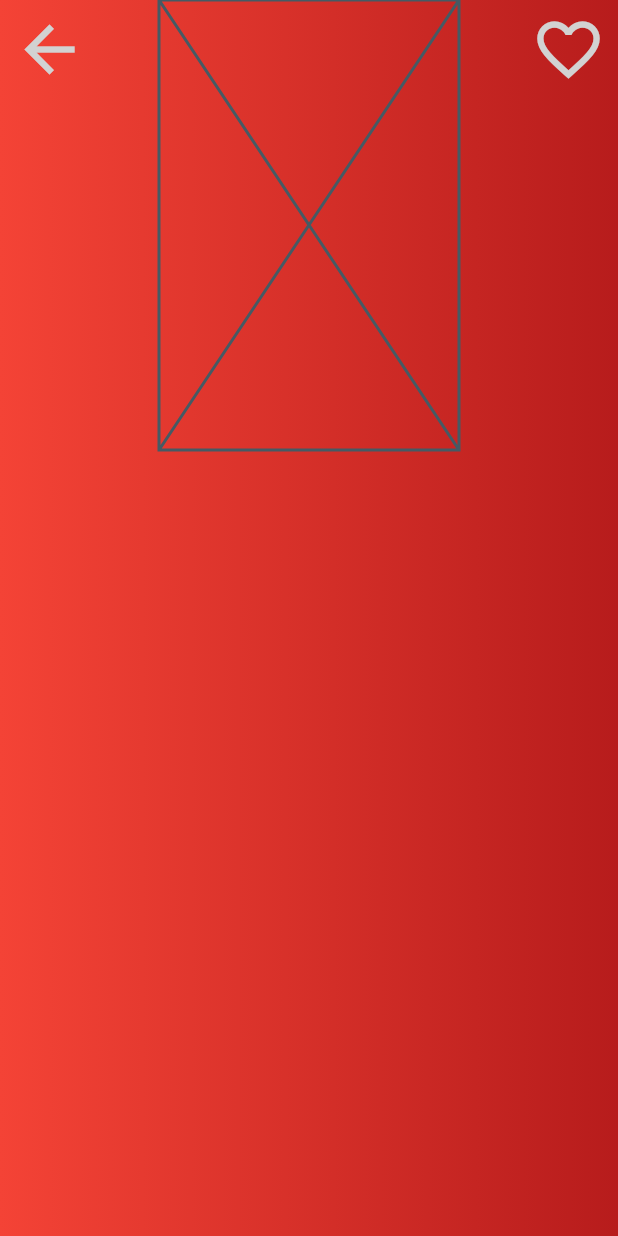
After one commit to codingbbq/pets_adoption_app, a Flutter app: the screen it shows after launch, after a tap on "Sola", on a phone screen of 412 x 824 dp. The commit adds this screen. Run offline on Flutter 3.47's test engine with Material 2 defaults, Android fonts, the phone set to English and light mode, and no system bars.

Commit message:
Some changes to the details page with icons for navigation

```diff
--- a/lib/components/home_page/list_data.dart
+++ b/lib/components/home_page/list_data.dart
@@ -6,7 +6,13 @@ class ListData extends StatelessWidget {
   @override
   Widget build(BuildContext context) {
     return Column(
-      children: cat.map((cat) => CatCard(cat: cat)).toList()
+      children: cat.map((cat) =>
+        GestureDetector(
+          onTap: (){
+            Navigator.pushNamed(context, '/detail');
+          },
+          child: CatCard(cat: cat)
+        )).toList()
     );
   }
 }
--- /dev/null
+++ b/lib/pages/Detail.dart
@@ -0,0 +1,53 @@
+import 'package:flutter/material.dart';
+import 'package:pets_adoption_app/utils/colors.dart';
+
+class DetailPage extends StatelessWidget {
+
+  @override
+  Widget build(BuildContext context) {
+
+    List<Color> color = [Colors.red, Colors.red[900], Colors.white];
+    List<double> stops = [0.0, MediaQuery.of(context).size.height * 0.50, 1];
+
+    return SafeArea(
+          child: Scaffold(
+          body: Container(
+          decoration: BoxDecoration(
+            gradient: LinearGradient(
+              colors: color,
+              stops: stops
+            )
+          ),
+          child: Column(
+            children: <Widget>[
+              Row(
+                mainAxisAlignment: MainAxisAlignment.spaceBetween,
+                crossAxisAlignment: CrossAxisAlignment.start,
+                children: <Widget>[
+                  IconButton(
+                    icon: Icon(Icons.arrow_back),
+                    iconSize: 50,
+                    onPressed: (){},
+                    color: iconColor,
+                  ),
+
+                  Placeholder(
+                    fallbackHeight: 300,
+                    fallbackWidth: 200,
+                  ),
+
+                  IconButton(
+                    icon: Icon(Icons.favorite_border),
+                    iconSize: 50,
+                    onPressed: (){},
+                    color: iconColor,
+                  ),
+                ],
+              )
+            ],
+          )
+        ),
+      ),
+    );
+  }
+}
--- a/lib/routes/routes.dart
+++ b/lib/routes/routes.dart
@@ -1,6 +1,8 @@
 import 'package:flutter/material.dart';
+import 'package:pets_adoption_app/pages/Detail.dart';
 import 'package:pets_adoption_app/pages/Home.dart';
 
 final Map<String, WidgetBuilder> routes = <String, WidgetBuilder>{
   '/' : (BuildContext context) => Home(),
+  '/detail' : (BuildContext context) => DetailPage()
 };
```
